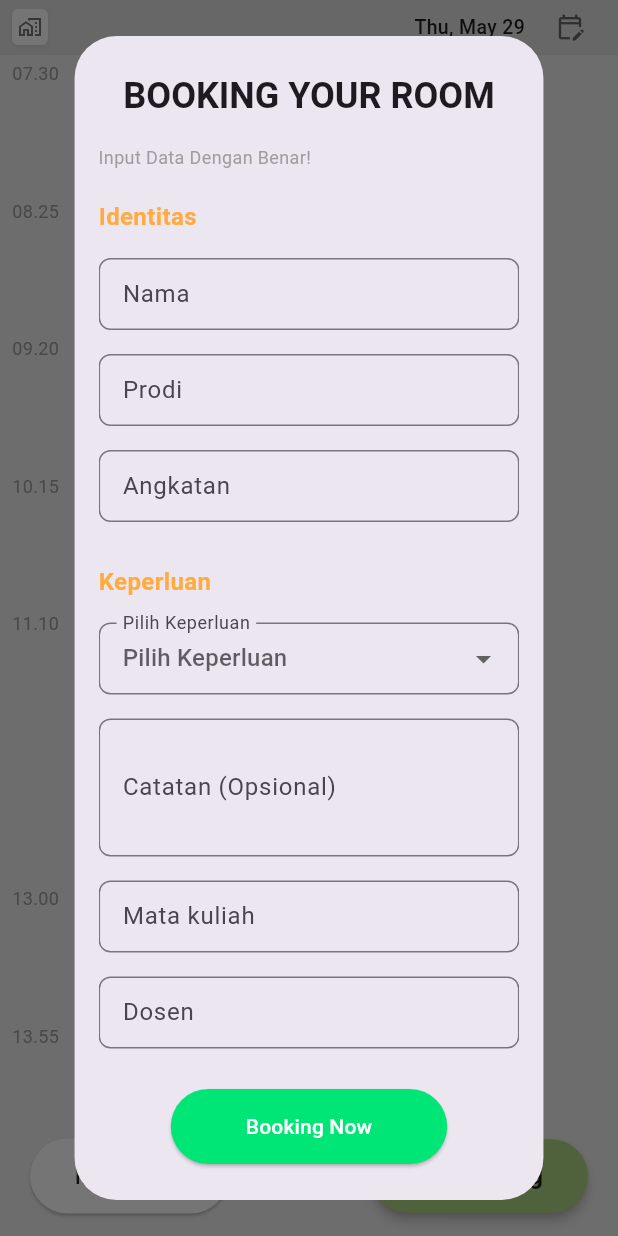
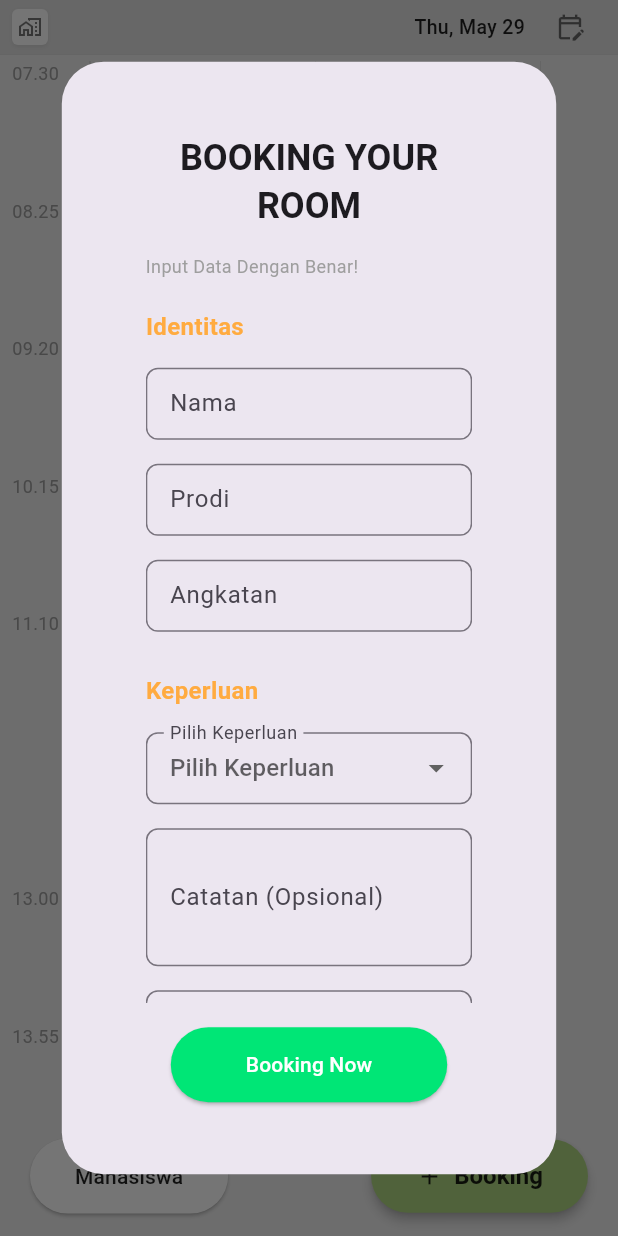
Before and after one commit to Kingshellter/fatisda_room_manager, a Flutter app: the screen it shows after launch, after a tap on "Login", after a tap on "Booking", on a phone screen of 412 x 824 dp. Run offline on Flutter 3.47's test engine with Material 3 defaults, Android fonts, the phone set to English and light mode, and no system bars; our stand-ins replace shared_preferences.

Commit message:
update lebar form + ruangan

```diff
--- a/lib/component/booking_form_dialog.dart
+++ b/lib/component/booking_form_dialog.dart
@@ -154,7 +154,13 @@ class _BookingFormDialogState extends State<BookingFormDialog> {
 
   @override
   Widget build(BuildContext context) {
-    return AlertDialog(
+    return Dialog(
+      child: ConstrainedBox(
+        constraints: BoxConstraints(
+          maxWidth: MediaQuery.of(context).size.width * 0.8, // 80% dari lebar layar
+          maxHeight: MediaQuery.of(context).size.height * 0.9, // 90% dari tinggi layar
+        ),
+        child: AlertDialog(
           title: const Text('BOOKING YOUR ROOM', textAlign: TextAlign.center, style: TextStyle(fontWeight: FontWeight.bold)),
           contentPadding: const EdgeInsets.all(16.0),
           content: SingleChildScrollView(
@@ -276,6 +282,8 @@ class _BookingFormDialogState extends State<BookingFormDialog> {
               ),
             )
           ],
+        ),
+      ),
     );
   }
 
--- a/lib/main.dart
+++ b/lib/main.dart
@@ -76,8 +76,8 @@ class _BookingScreenState extends State<BookingScreen> {
     // First, filter bookings for the selected date
     final dayBookings = _bookings.where((booking) {
       return booking.bookingDate.year == _selectedDate.year &&
-             booking.bookingDate.month == _selectedDate.month &&
-             booking.bookingDate.day == _selectedDate.day;
+          booking.bookingDate.month == _selectedDate.month &&
+          booking.bookingDate.day == _selectedDate.day;
     }).toList();
 
     // Sort bookings by creation time (oldest first)
@@ -124,10 +124,14 @@ class _BookingScreenState extends State<BookingScreen> {
 
   // Daftar ruangan (contoh)
   final List<String> _availableRooms = [
-    'Ruang A101',
-    'Ruang B203',
-    'Lab Komputer 1',
-    'Aula Fatisda',
+    'Ruang B404',
+    'Ruang B405',
+    'Ruang B406',
+    'Ruang B410',
+    'Ruang B411',
+    'Ruang B412',
+    'Lab 3 TIK lt.3',
+    'Lab 4 TIK lt.4',
   ];
 
   final double _hourHeight =
@@ -294,7 +298,9 @@ class _BookingScreenState extends State<BookingScreen> {
                                         _numberOfDayColumns * _dayColumnWidth,
                                     height: totalCalendarHeight,
                                     child: Stack(
-                                      children: _filteredBookings.map((booking) {
+                                      children: _filteredBookings.map((
+                                        booking,
+                                      ) {
                                         return BookingItem(
                                           booking: booking,
                                           hourHeight: _hourHeight,
```
Lines whose indentation alone changed are shown as unchanged.
